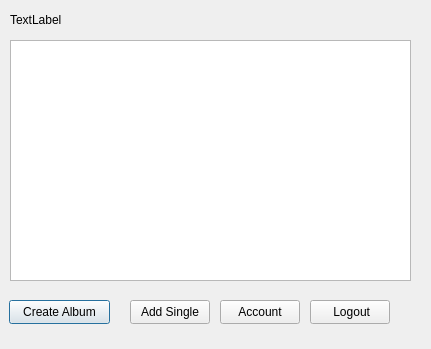
Above: artistdashboard.ui from Kiana-hash/MusicAppQt before the change. Below: the same form after it.
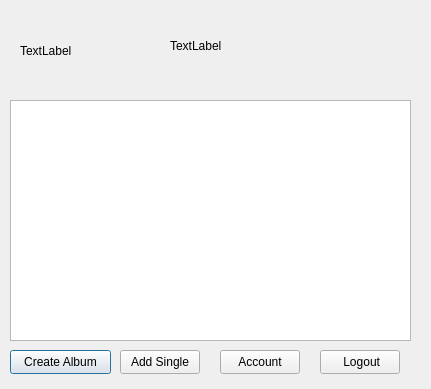
That is the form after the change.

```diff
--- a/artistdashboard.ui
+++ b/artistdashboard.ui
@@ -7,7 +7,7 @@
     <x>0</x>
     <y>0</y>
     <width>431</width>
-    <height>349</height>
+    <height>389</height>
    </rect>
   </property>
   <property name="windowTitle">
@@ -16,10 +16,10 @@
   <widget class="QLabel" name="welcomeLabel">
    <property name="geometry">
     <rect>
-     <x>10</x>
-     <y>10</y>
-     <width>281</width>
-     <height>20</height>
+     <x>170</x>
+     <y>30</y>
+     <width>141</width>
+     <height>31</height>
     </rect>
    </property>
    <property name="text">
@@ -30,7 +30,7 @@
    <property name="geometry">
     <rect>
      <x>10</x>
-     <y>40</y>
+     <y>100</y>
      <width>401</width>
      <height>241</height>
     </rect>
@@ -39,8 +39,8 @@
   <widget class="QPushButton" name="createAlbumButton">
    <property name="geometry">
     <rect>
-     <x>9</x>
-     <y>300</y>
+     <x>10</x>
+     <y>350</y>
      <width>101</width>
      <height>24</height>
     </rect>
@@ -52,8 +52,8 @@
   <widget class="QPushButton" name="createSingleButton">
    <property name="geometry">
     <rect>
-     <x>130</x>
-     <y>300</y>
+     <x>120</x>
+     <y>350</y>
      <width>80</width>
      <height>24</height>
     </rect>
@@ -66,7 +66,7 @@
    <property name="geometry">
     <rect>
      <x>220</x>
-     <y>300</y>
+     <y>350</y>
      <width>80</width>
      <height>24</height>
     </rect>
@@ -78,8 +78,8 @@
   <widget class="QPushButton" name="logoutButton">
    <property name="geometry">
     <rect>
-     <x>310</x>
-     <y>300</y>
+     <x>320</x>
+     <y>350</y>
      <width>80</width>
      <height>24</height>
     </rect>
@@ -88,6 +88,19 @@
     <string> Logout</string>
    </property>
   </widget>
+  <widget class="QLabel" name="profilePhotoLabel">
+   <property name="geometry">
+    <rect>
+     <x>20</x>
+     <y>10</y>
+     <width>101</width>
+     <height>81</height>
+    </rect>
+   </property>
+   <property name="text">
+    <string>TextLabel</string>
+   </property>
+  </widget>
  </widget>
  <resources/>
  <connections/>
```
